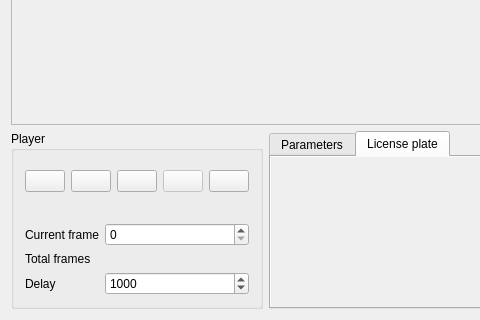
This is LicensePlateExtractor/mainwindow.ui in dworak/licence-plate-extractor as Qt 5 draws it before an edit; both pictures show x 0 to 480 and y 145 to 465 of the 1159 by 465 pixel window. The edited form follows.
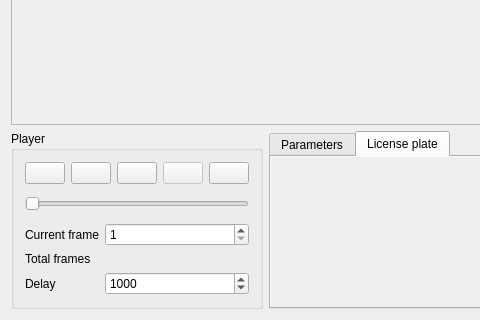
This is the edited form. Icons and pictures are not drawn. Custom widgets are drawn as their Qt base class.

Commit message: slider + dwukrotne przyspieszenie aplikacji ;)

The edit to the form file:
```diff
--- a/LicensePlateExtractor/mainwindow.ui
+++ b/LicensePlateExtractor/mainwindow.ui
@@ -133,6 +133,34 @@
             </layout>
            </widget>
           </item>
+          <item>
+           <widget class="QWidget" name="widget_6" native="true">
+            <layout class="QHBoxLayout" name="horizontalLayout_8">
+             <property name="topMargin">
+              <number>0</number>
+             </property>
+             <property name="bottomMargin">
+              <number>0</number>
+             </property>
+             <item>
+              <widget class="QSlider" name="playerSlider">
+               <property name="sizePolicy">
+                <sizepolicy hsizetype="Preferred" vsizetype="Fixed">
+                 <horstretch>0</horstretch>
+                 <verstretch>0</verstretch>
+                </sizepolicy>
+               </property>
+               <property name="minimum">
+                <number>1</number>
+               </property>
+               <property name="orientation">
+                <enum>Qt::Horizontal</enum>
+               </property>
+              </widget>
+             </item>
+            </layout>
+           </widget>
+          </item>
           <item>
            <widget class="QWidget" name="widget_3" native="true">
             <layout class="QFormLayout" name="formLayout_6">
@@ -147,7 +175,14 @@
               </widget>
              </item>
              <item row="1" column="1">
-              <widget class="QSpinBox" name="currentFrame"/>
+              <widget class="QSpinBox" name="currentFrame">
+               <property name="minimum">
+                <number>1</number>
+               </property>
+               <property name="singleStep">
+                <number>10</number>
+               </property>
+              </widget>
              </item>
              <item row="2" column="0">
               <widget class="QLabel" name="label_17">
```
The commit also changes 2 other files.
